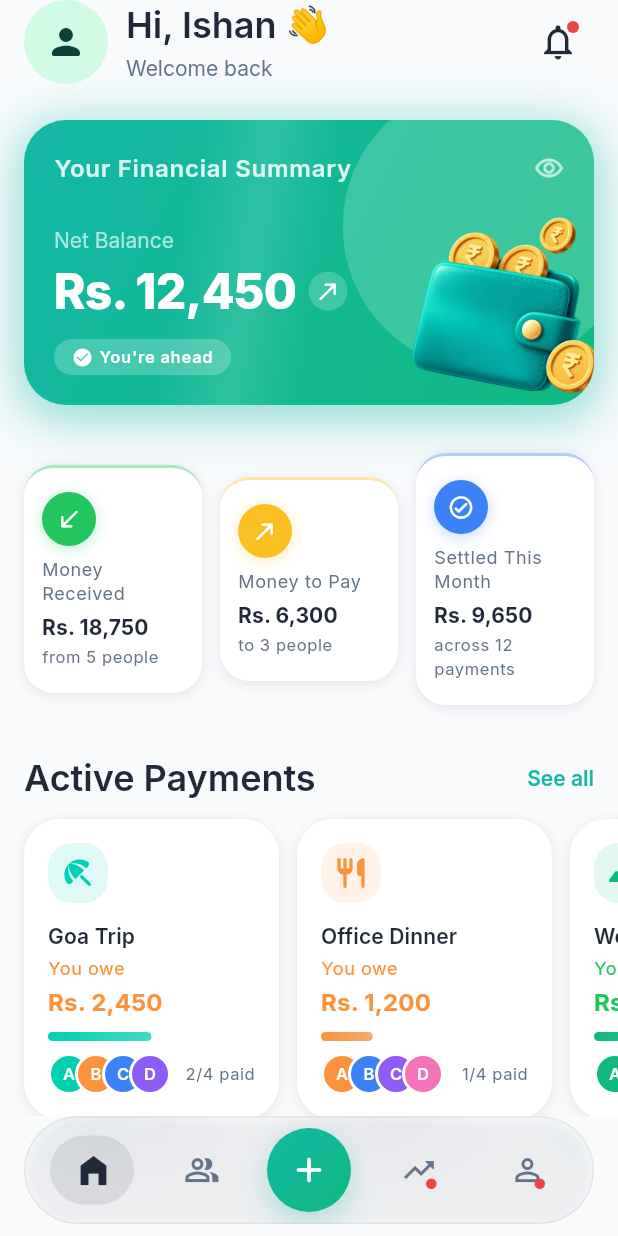
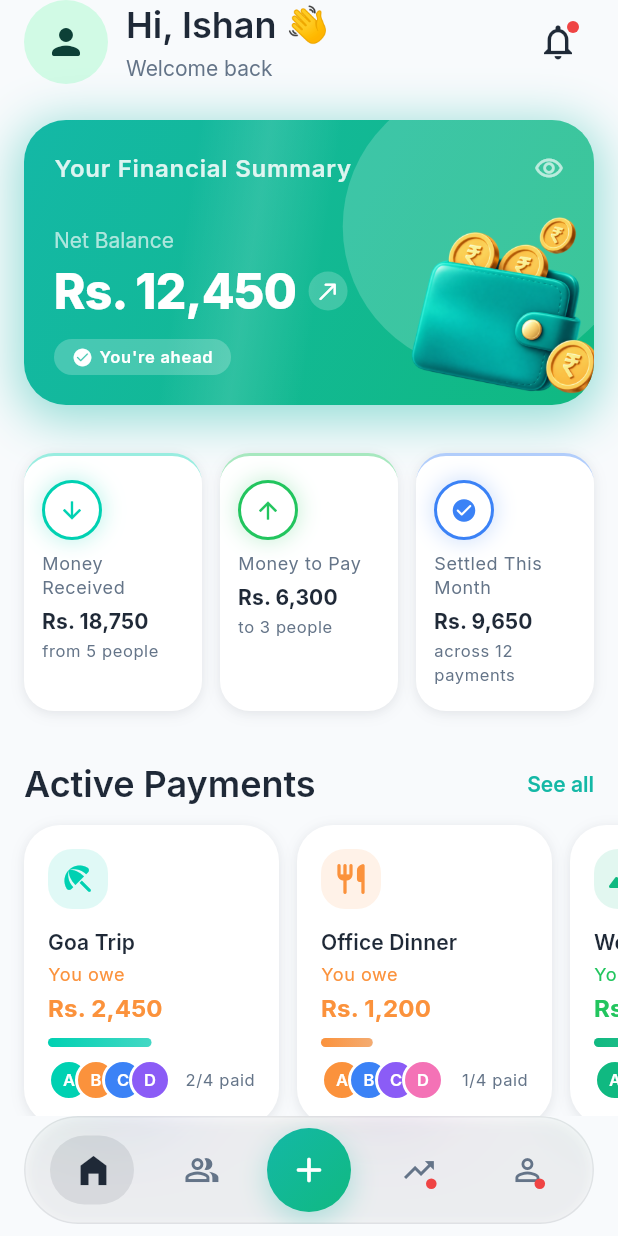
Before and after one commit to ishankanaujiya/smart_bill_manager_app, a Flutter app: the AppShell screen opened directly, on a phone screen of 412 x 824 dp. Run offline on Flutter 3.47's test engine with Material 3 defaults, Android fonts, the phone set to English and light mode, and no system bars; our stand-ins replace cloud_firestore, country_picker, firebase_auth, firebase_core, flutter_riverpod, flutter_svg and 1 more; accounts and stored records are empty.

Commit message:
feat(dashboard): refine quick stats card styling with bordered icon circle

```diff
--- a/lib/features/dashboard/presentation/view/home_screen.dart
+++ b/lib/features/dashboard/presentation/view/home_screen.dart
@@ -510,26 +510,28 @@ class _HomeScreenState extends State<HomeScreen> with TickerProviderStateMixin {
         label: 'Money Received',
         amount: 'Rs. 18,750',
         caption: 'from 5 people',
-        icon: Icons.south_west_rounded,
-        iconBg: AppColors.success,
+        icon: Icons.arrow_downward,
+        iconColor: AppColors.chartTeal,
       ),
       _QuickStat(
         label: 'Money to Pay',
         amount: 'Rs. 6,300',
         caption: 'to 3 people',
-        icon: Icons.north_east_rounded,
-        iconBg: AppColors.warning,
+        icon: Icons.arrow_upward,
+        iconColor: AppColors.success,
       ),
       _QuickStat(
         label: 'Settled This Month',
         amount: 'Rs. 9,650',
         caption: 'across 12 payments',
-        icon: Icons.check_circle_outline_rounded,
-        iconBg: AppColors.chartBlue,
+        icon: Icons.check_circle_rounded,
+        iconColor: AppColors.chartBlue,
       ),
     ];
 
-    return Row(
+    return IntrinsicHeight(
+      child: Row(
+        crossAxisAlignment: CrossAxisAlignment.stretch,
         children: [
           for (var i = 0; i < stats.length; i++) ...[
             if (i > 0) const SizedBox(width: AppSpacing.md),
@@ -545,6 +547,7 @@ class _HomeScreenState extends State<HomeScreen> with TickerProviderStateMixin {
             ),
           ],
         ],
+      ),
     );
   }
 
@@ -797,14 +800,14 @@ class _QuickStat {
     required this.amount,
     required this.caption,
     required this.icon,
-    required this.iconBg,
+    required this.iconColor,
   });
 
   final String label;
   final String amount;
   final String caption;
   final IconData icon;
-  final Color iconBg;
+  final Color iconColor;
 }
 
 class _ActivePayment {
@@ -873,36 +876,43 @@ class _QuickStatCard extends StatelessWidget {
         color: colorScheme.surface,
         borderRadius: AppRadius.radiusXl,
         boxShadow: isDark ? AppShadows.smDark : AppShadows.smLight,
-        // Subtle top accent bar in the stat's icon colour.
+        // Subtle primary top accent — matches the auth step indicator.
         border: Border(
           top: BorderSide(
-            color: stat.iconBg.withValues(alpha: 0.4),
+            color: stat.iconColor.withValues(alpha: 0.4),
             width: 2,
           ),
         ),
       ),
       child: Column(
         crossAxisAlignment: CrossAxisAlignment.start,
+        mainAxisAlignment: MainAxisAlignment.start,
         mainAxisSize: MainAxisSize.min,
         children: [
-          // Filled icon circle – solid colour with white icon for contrast.
+          // Icon circle — surface fill with a stat-specific tinted border and
+          // icon, plus a subtle glow in that same colour.
           Container(
-            width: 36,
-            height: 36,
+            width: 40,
+            height: 40,
             decoration: BoxDecoration(
-              color: stat.iconBg,
+              color: colorScheme.surface,
               shape: BoxShape.circle,
+              border: Border.all(
+                color: stat.iconColor,
+                width: 2,
+              ),
               boxShadow: [
                 BoxShadow(
-                  color: stat.iconBg.withValues(alpha: 0.3),
-                  blurRadius: 8,
-                  offset: const Offset(0, 2),
+                  color: stat.iconColor.withValues(alpha: 0.25),
+                  blurRadius: 12,
+                  spreadRadius: 1,
+                  offset: const Offset(0, 0),
                 ),
               ],
             ),
             child: Icon(
               stat.icon,
-              color: AppColors.white,
+              color: stat.iconColor,
               size: 18,
             ),
           ),
```
Lines whose indentation alone changed are shown as unchanged.
